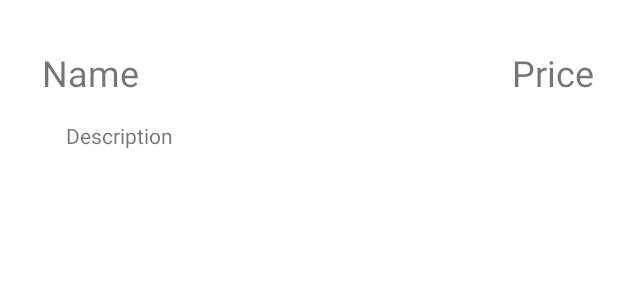
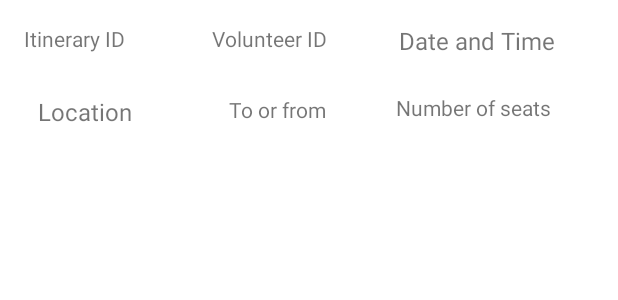
Before and after one commit to ChristosTzolas/Project_softeng_2021, an Android app: the layout my_listview_detail.xml on its own in the app's theme, with its tools: preview values and no code run, on a phone screen of 412 x 824 dp. Shown: the top 300 px of the screen. Run offline under Robolectric (Android 15) with nearby library versions, the light colour scheme and no system bars.

Commit message:
Final commit 5 of 5

```diff
--- a/Android Studio/app/src/main/res/layout/my_listview_detail.xml
+++ b/Android Studio/app/src/main/res/layout/my_listview_detail.xml
@@ -7,35 +7,71 @@
     android:layout_height="match_parent">
 
     <TextView
-        android:id="@+id/nameTextView"
+        android:id="@+id/locationsListTextView"
         android:layout_width="wrap_content"
         android:layout_height="wrap_content"
-        android:layout_marginStart="28dp"
-        android:layout_marginTop="32dp"
-        android:text="Name"
-        android:textSize="24sp"
+        android:layout_marginTop="28dp"
+        android:text="Location"
+        android:textSize="16sp"
+        app:layout_constraintEnd_toEndOf="parent"
+        app:layout_constraintHorizontal_bias="0.073"
+        app:layout_constraintStart_toStartOf="parent"
+        app:layout_constraintTop_toBottomOf="@+id/itIdListTextView" />
+
+    <TextView
+        android:id="@+id/dateTimeListTextView"
+        android:layout_width="wrap_content"
+        android:layout_height="wrap_content"
+        android:layout_marginTop="16dp"
+        android:text="Date and Time"
+        android:textSize="16sp"
+        app:layout_constraintEnd_toEndOf="parent"
+        app:layout_constraintHorizontal_bias="0.533"
+        app:layout_constraintStart_toEndOf="@+id/itVolIdListTextView"
+        app:layout_constraintTop_toTopOf="parent" />
+
+    <TextView
+        android:id="@+id/itVolIdListTextView"
+        android:layout_width="wrap_content"
+        android:layout_height="wrap_content"
+        android:layout_marginStart="53dp"
+        android:layout_marginTop="16dp"
+        android:text="Volunteer ID"
+        app:layout_constraintEnd_toEndOf="parent"
+        app:layout_constraintHorizontal_bias="0.024"
+        app:layout_constraintStart_toEndOf="@+id/itIdListTextView"
+        app:layout_constraintTop_toTopOf="parent" />
+
+    <TextView
+        android:id="@+id/itIdListTextView"
+        android:layout_width="wrap_content"
+        android:layout_height="wrap_content"
+        android:layout_marginTop="16dp"
+        android:text="Itinerary ID"
+        app:layout_constraintEnd_toEndOf="parent"
+        app:layout_constraintHorizontal_bias="0.046"
         app:layout_constraintStart_toStartOf="parent"
         app:layout_constraintTop_toTopOf="parent" />
 
     <TextView
-        android:id="@+id/descriptionTextView"
+        android:id="@+id/toOrFromListTextView"
         android:layout_width="wrap_content"
         android:layout_height="wrap_content"
-        android:layout_marginTop="16dp"
-        android:text="Description"
+        android:layout_marginTop="28dp"
+        android:text="To or from"
         app:layout_constraintEnd_toEndOf="parent"
-        app:layout_constraintHorizontal_bias="0.129"
-        app:layout_constraintStart_toStartOf="parent"
-        app:layout_constraintTop_toBottomOf="@+id/nameTextView" />
+        app:layout_constraintHorizontal_bias="0.249"
+        app:layout_constraintStart_toEndOf="@+id/locationsListTextView"
+        app:layout_constraintTop_toBottomOf="@+id/itVolIdListTextView" />
 
     <TextView
-        android:id="@+id/priceTextView"
+        android:id="@+id/numSeatsListTextView"
         android:layout_width="wrap_content"
         android:layout_height="wrap_content"
-        android:layout_marginTop="32dp"
-        android:layout_marginEnd="16dp"
-        android:text="Price"
-        android:textSize="24sp"
+        android:layout_marginTop="24dp"
+        android:text="Number of seats"
         app:layout_constraintEnd_toEndOf="parent"
-        app:layout_constraintTop_toTopOf="parent" />
+        app:layout_constraintHorizontal_bias="0.511"
+        app:layout_constraintStart_toEndOf="@+id/toOrFromListTextView"
+        app:layout_constraintTop_toBottomOf="@+id/dateTimeListTextView" />
 </androidx.constraintlayout.widget.ConstraintLayout>
```
